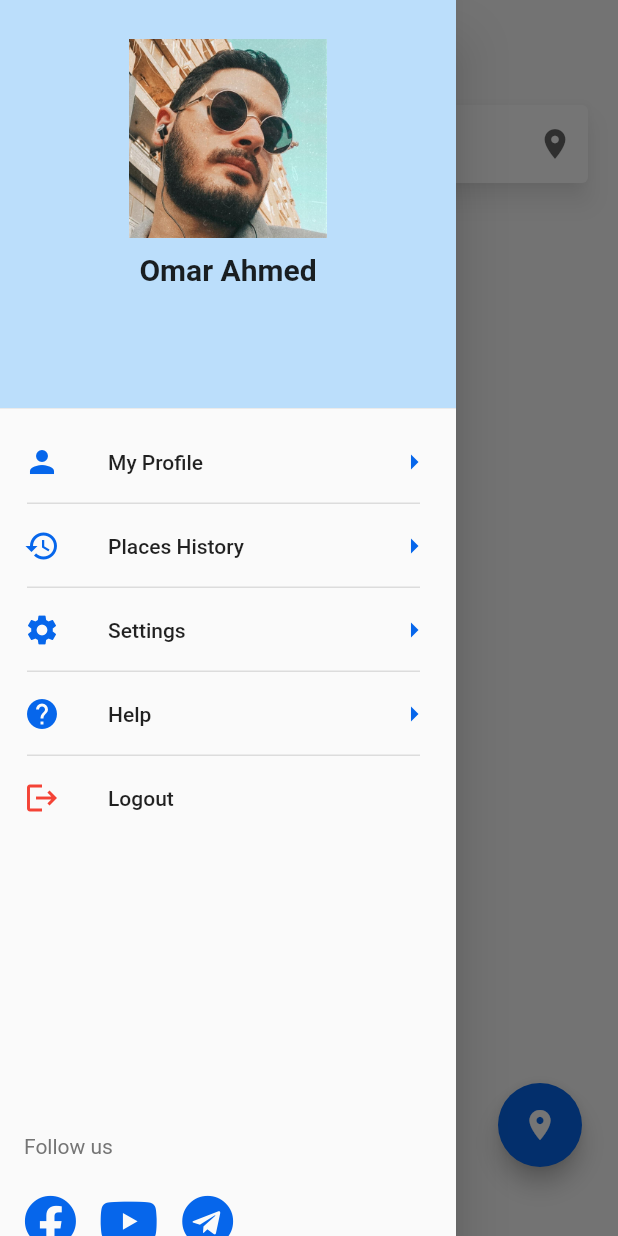
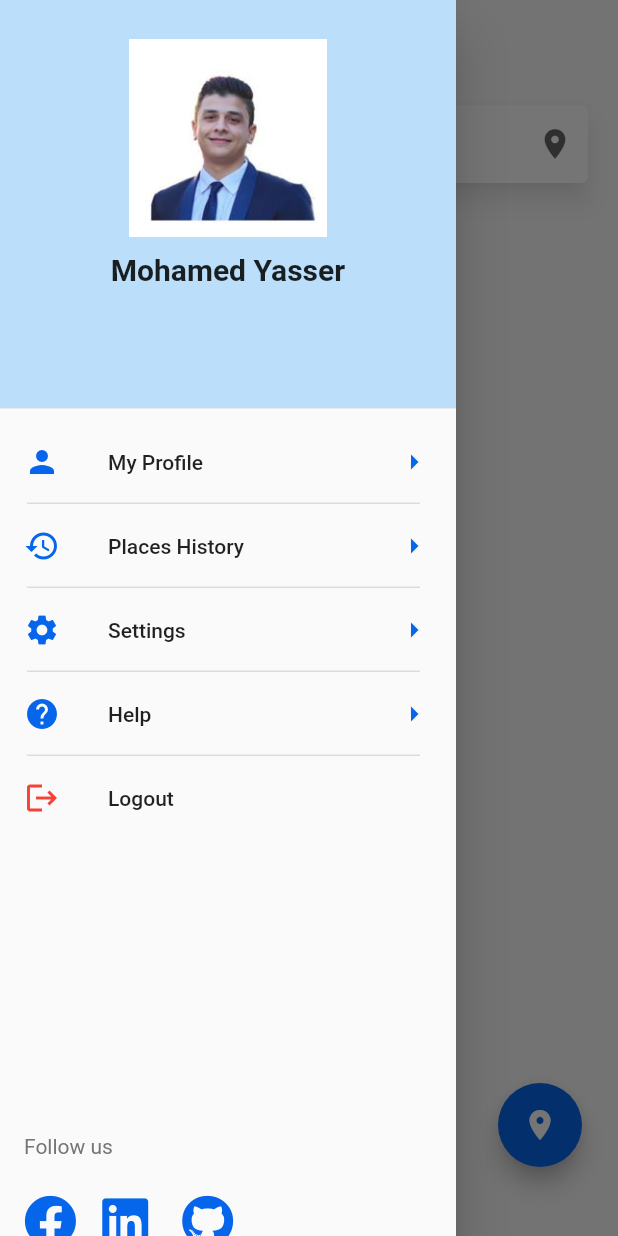
Before and after one commit to momoshehap/maps-flutter, a Flutter app: the MapScreen screen opened directly, with the side drawer open, on a phone screen of 412 x 824 dp. Run offline on Flutter 3.47's test engine with Material 2 defaults, Android fonts, the phone set to English and light mode, and no system bars; drawn by our look-alikes of material_floating_search_bar; our stand-ins replace bloc, dio, firebase_auth, firebase_core, flutter_bloc, font_awesome_flutter and 3 more; missing offline and left inert: flutter_polyline_points; accounts and stored records are empty.

Commit message:
profile commit

```diff
--- a/lib/presentation/widgets/my_drawer.dart
+++ b/lib/presentation/widgets/my_drawer.dart
@@ -22,12 +22,12 @@ class MyDrawer extends StatelessWidget {
             color: Colors.blue[100],
           ),
           child: Image.asset(
-            'assets/images/omar.jpg',
+            "assets/images/mohamedYasser.jpg",
             fit: BoxFit.cover,
           ),
         ),
         Text(
-          'Omar Ahmed',
+          'Mohamed Yasser',
           style: TextStyle(fontSize: 20, fontWeight: FontWeight.bold),
         ),
         const SizedBox(
@@ -94,21 +94,21 @@ class MyDrawer extends StatelessWidget {
         children: [
           buildIcon(
             FontAwesomeIcons.facebook,
-            'https://www.facebook.com/groups/omarahmedx14',
+            'https://web.facebook.com/mohamed.shehap.731/',
           ),
           const SizedBox(
             width: 15,
           ),
           buildIcon(
-            FontAwesomeIcons.youtube,
-            'https://www.youtube.com/c/OmarAhmedx14/videos',
+            FontAwesomeIcons.linkedin,
+            'https://www.linkedin.com/in/muhammed-yasser-a6a9b411b',
           ),
           const SizedBox(
             width: 20,
           ),
           buildIcon(
-            FontAwesomeIcons.telegram,
-            'https://t.me/OmarX14',
+            FontAwesomeIcons.github,
+            'https://github.com/momoshehap',
           ),
         ],
       ),
```
Also changed, not shown: assets/images/mohamedYasser.jpg (added), assets/images/omar.jpg (deleted).
